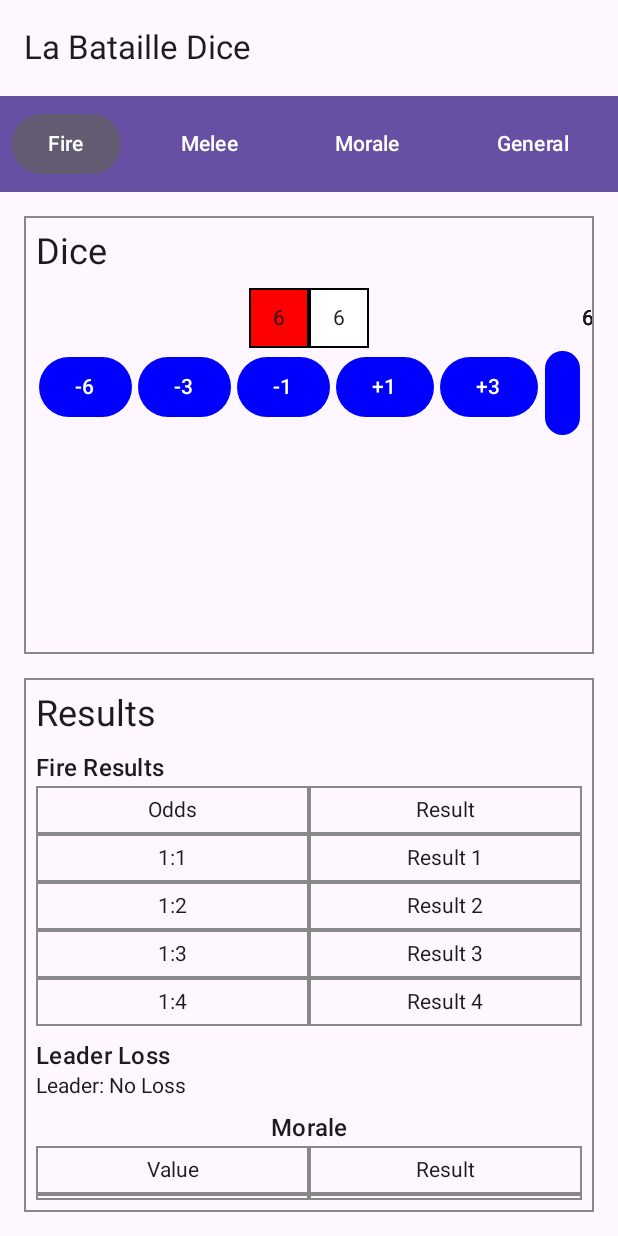
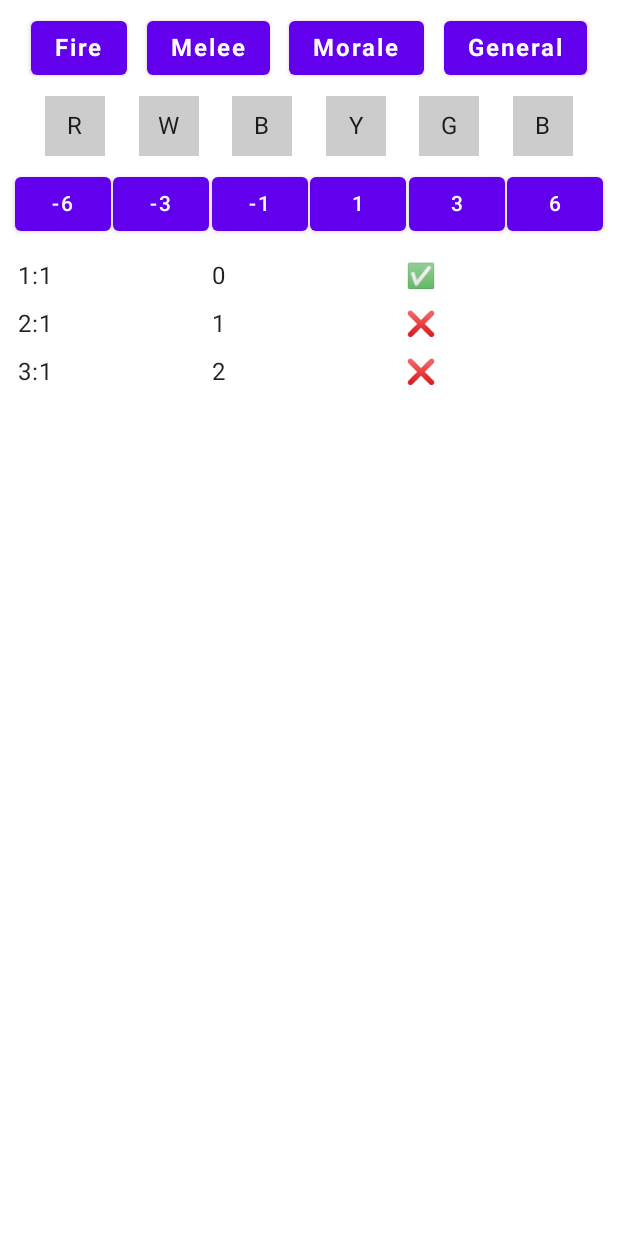
Before and after one commit to jcapuano328/labataille-dice, an Android app built with Jetpack Compose: the screen it shows after launch (MainActivity), on a phone screen of 412 x 824 dp. Run offline under Robolectric (Android 15) with nearby library versions, the phone set to English and light mode, and no system bars.

Commit message:
checkpoint 1

```diff
--- a/app/src/main/java/com/ica/lb_dice/MainActivity.kt
+++ b/app/src/main/java/com/ica/lb_dice/MainActivity.kt
@@ -5,75 +5,95 @@ import androidx.activity.ComponentActivity
 import androidx.activity.compose.setContent
 import androidx.compose.foundation.background
 import androidx.compose.foundation.layout.*
-import androidx.compose.material3.*
-import androidx.compose.runtime.*
+import androidx.compose.foundation.lazy.LazyColumn
+import androidx.compose.foundation.lazy.items
+import androidx.compose.material.Button
+import androidx.compose.material.Text
+import androidx.compose.foundation.layout.Column
+import androidx.compose.foundation.layout.Row
 import androidx.compose.ui.Modifier
+import androidx.compose.foundation.layout.Spacer
+import androidx.compose.runtime.Composable
+import androidx.compose.ui.graphics.Color
+import androidx.compose.ui.text.font.FontWeight
 import androidx.compose.ui.unit.dp
-
-import com.ica.lb_dice.ui.FireScreen
+import androidx.compose.ui.unit.sp
+import androidx.compose.foundation.layout.padding
+import androidx.compose.foundation.layout.fillMaxSize
+import androidx.compose.foundation.layout.fillMaxWidth
+import androidx.compose.foundation.layout.height
+import androidx.compose.foundation.layout.size
+import androidx.compose.foundation.lazy.LazyColumn
+import androidx.compose.foundation.lazy.items
+import androidx.compose.foundation.layout.Box
+import androidx.compose.ui.Alignment
+import androidx.compose.material.MaterialTheme
+import androidx.compose.material.Surface
 
 class MainActivity : ComponentActivity() {
     override fun onCreate(savedInstanceState: Bundle?) {
         super.onCreate(savedInstanceState)
         setContent {
-            MyApp()
+            GameScreen()
         }
     }
 }
 
-@OptIn(ExperimentalMaterial3Api::class)
+
 @Composable
-fun MyApp() {
-    var selectedTab by remember { mutableStateOf(Tab.Fire) }
+fun GameScreen() {
+    MaterialTheme {
+        Surface(modifier = Modifier.fillMaxSize()) {
+            Column(modifier = Modifier.padding(8.dp)) {
+                // Navigation Tabs
+                Row(modifier = Modifier.fillMaxWidth(), horizontalArrangement = Arrangement.SpaceEvenly) {
+                    listOf("Fire", "Melee", "Morale", "General").forEach { tab ->
+                        Button(onClick = { /* Handle Tab Click */ }) {
+                            Text(text = tab, fontSize = 16.sp, fontWeight = FontWeight.Bold)
+                        }
+                    }
+                }
 
-    Scaffold(
-        topBar = {
-            TopAppBar(title = { Text("La Bataille Dice") })
-        }
-    ) { padding ->
-        Column(modifier = Modifier.padding(padding)) {
-            TabRow(selectedTab = selectedTab, onTabSelected = { selectedTab = it })
-            when (selectedTab) {
-                Tab.Fire -> FireScreen()
-                Tab.Melee -> Text("Melee Screen") // Placeholder
-                Tab.Morale -> Text("Morale Screen") // Placeholder
-                Tab.General -> Text("General Screen") // Placeholder
+                Spacer(modifier = Modifier.height(8.dp))
+
+                // Dice Row
+                Row(modifier = Modifier.fillMaxWidth(), horizontalArrangement = Arrangement.SpaceEvenly) {
+                    listOf("Red", "White", "Blue", "Yellow", "Green", "Black").forEach { color ->
+                        Box(modifier = Modifier.size(40.dp).background(Color.LightGray)) {
+                            // Placeholder for Dice Images
+                            Text(text = color.first().toString(), modifier = Modifier.align(Alignment.Center))
+                        }
+                    }
+                }
+
+                Spacer(modifier = Modifier.height(8.dp))
+
+                // Modifiers Row
+                Row(modifier = Modifier.fillMaxWidth(), horizontalArrangement = Arrangement.SpaceEvenly) {
+                    listOf(-6, -3, -1, 1, 3, 6).forEach { mod ->
+                        Button(onClick = { /* Apply Modifier */ }) {
+                            Text(text = mod.toString())
+                        }
+                    }
+                }
+
+                Spacer(modifier = Modifier.height(8.dp))
+
+                // Results Table
+                LazyColumn(modifier = Modifier.fillMaxWidth()) {
+                    items(listOf(
+                        Triple("1:1", "0", "✅"),
+                        Triple("2:1", "1", "❌"),
+                        Triple("3:1", "2", "❌")
+                    )) { (odds, result, morale) ->
+                        Row(modifier = Modifier.fillMaxWidth().padding(4.dp)) {
+                            Text(text = odds, modifier = Modifier.weight(1f))
+                            Text(text = result, modifier = Modifier.weight(1f))
+                            Text(text = morale, modifier = Modifier.weight(1f))
+                        }
+                    }
+                }
             }
         }
     }
 }
-
-enum class Tab {
-    Fire, Melee, Morale, General
-}
-
-@Composable
-fun TabRow(selectedTab: Tab, onTabSelected: (Tab) -> Unit) {
-    Row(
-        modifier = Modifier
-            .fillMaxWidth()
-            .background(MaterialTheme.colorScheme.primary),
-        horizontalArrangement = Arrangement.SpaceEvenly
-    ) {
-        TabButton(text = "Fire", isSelected = selectedTab == Tab.Fire, onClick = { onTabSelected(Tab.Fire) })
-        TabButton(text = "Melee", isSelected = selectedTab == Tab.Melee, onClick = { onTabSelected(Tab.Melee) })
-        TabButton(text = "Morale", isSelected = selectedTab == Tab.Morale, onClick = { onTabSelected(Tab.Morale) })
-        TabButton(text = "General", isSelected = selectedTab == Tab.General, onClick = { onTabSelected(Tab.General) })
-    }
-}
-
-@Composable
-fun TabButton(text: String, isSelected: Boolean, onClick: () -> Unit) {
-    Button(
-        onClick = onClick,
-        modifier = Modifier
-            .padding(8.dp),
-        colors = if (isSelected) {
-            ButtonDefaults.buttonColors(containerColor = MaterialTheme.colorScheme.secondary)
-        } else {
-            ButtonDefaults.buttonColors(containerColor = MaterialTheme.colorScheme.primary)
-        }
-    ) {
-        Text(text = text)
-    }
-}
--- a/app/src/main/java/com/ica/lb_dice/ui/DiceSet.kt
+++ /dev/null
@@ -1,67 +0,0 @@
-package com.ica.lb_dice.ui
-
-import androidx.compose.foundation.background
-import androidx.compose.foundation.border
-import androidx.compose.foundation.layout.Box
-import androidx.compose.foundation.layout.Column
-import androidx.compose.foundation.layout.Row
-import androidx.compose.foundation.layout.padding
-import androidx.compose.foundation.layout.size
-import androidx.compose.material3.Button
-import androidx.compose.material3.ButtonDefaults
-import androidx.compose.material3.Text
-import androidx.compose.runtime.Composable
-import androidx.compose.ui.Alignment
-import androidx.compose.ui.Modifier
-import androidx.compose.ui.graphics.Color
-import androidx.compose.ui.unit.dp
-
-@Composable
-fun DiceSet(
-    diceColors: List<Color>,
-    modifierButtonsColor: Color,
-    hasRollButton: Boolean = false,
-) {
-    Column(horizontalAlignment = Alignment.CenterHorizontally) {
-        Row {
-            diceColors.forEach { color ->
-                Die(color = color)
-            }
-        }
-        if (hasRollButton) {
-            Button(onClick = { /*TODO*/ }) {
-                Text(text = "Dice Roll")
-            }
-        } else {
-            DiceModifierRow(buttonsColor = modifierButtonsColor)
-        }
-    }
-}
-
-@Composable
-fun Die(color: Color) {
-    Box(
-        modifier = Modifier
-            .size(40.dp)
-            .border(1.dp, Color.Black)
-            .background(color),
-        contentAlignment = Alignment.Center
-    ) {
-        Text(text = "6")
-    }
-}
-
-@Composable
-fun DiceModifierRow(buttonsColor: Color) {
-    Row {
-        listOf("-6", "-3", "-1", "+1", "+3", "+6").forEach { modifier ->
-            Button(
-                onClick = { /*TODO*/ },
-                colors = ButtonDefaults.buttonColors(containerColor = buttonsColor),
-                modifier = Modifier.padding(2.dp)
-            ) {
-                Text(text = modifier, color = Color.White)
-            }
-        }
-    }
-}
--- a/app/src/main/java/com/ica/lb_dice/ui/FireScreen.kt
+++ /dev/null
@@ -1,80 +0,0 @@
-package com.ica.lb_dice.ui
-
-import androidx.compose.foundation.border
-import androidx.compose.foundation.layout.*
-import androidx.compose.material3.MaterialTheme
-import androidx.compose.material3.Text
-import androidx.compose.runtime.Composable
-import androidx.compose.ui.Modifier
-import androidx.compose.ui.graphics.Color
-import androidx.compose.ui.unit.dp
-
-@Composable
-fun FireScreen() {
-    Column(
-        modifier = Modifier
-            .fillMaxSize()
-            .padding(16.dp)
-    ) {
-        DiceSection()
-        Spacer(modifier = Modifier.height(16.dp))
-        ResultsSection() {
-            FireResultsTable()
-        }
-    }
-}
-
-@Composable
-fun DiceSection() {
-    Column(
-        modifier = Modifier
-            .fillMaxWidth()
-            .border(1.dp, Color.Gray)
-            .padding(8.dp)
-    ) {
-        Text("Dice", style = MaterialTheme.typography.headlineSmall)
-        Spacer(modifier = Modifier.height(8.dp))
-        Row(
-            modifier = Modifier
-                .fillMaxWidth(),
-            horizontalArrangement = Arrangement.SpaceAround
-        ) {
-            DiceSet(
-                diceColors = listOf(Color.Red, Color.White),
-                modifierButtonsColor = Color.Blue
-            )
-            DiceSet(
-                diceColors = listOf(Color.Blue, Color.Yellow, Color.Green),
-                modifierButtonsColor = Color.Blue,
-                hasRollButton = true,
-            )
-            DiceSet(
-                diceColors = listOf(Color.Black, Color.Black),
-                modifierButtonsColor = Color.Magenta
-            )
-        }
-    }
-}
-@Composable
-fun FireResultsTable() {
-    Column(modifier = Modifier.fillMaxWidth()) {
-        Text(text = "Fire Results", style = MaterialTheme.typography.titleMedium)
-        Row(Modifier.fillMaxWidth()) {
-            TableCell(text = "Odds", modifier = Modifier.weight(0.5f))
-            TableCell(text = "Result", modifier = Modifier.weight(0.5f))
-        }
-        // Placeholder data
-        val fireResults = listOf(
-            Pair("1:1", "Result 1"),
-            Pair("1:2", "Result 2"),
-            Pair("1:3", "Result 3"),
-            Pair("1:4", "Result 4")
-        )
-        fireResults.forEach { result ->
-            Row(Modifier.fillMaxWidth()) {
-                TableCell(text = result.first, modifier = Modifier.weight(0.5f))
-                TableCell(text = result.second, modifier = Modifier.weight(0.5f))
-            }
-        }
-    }
-}
--- a/app/src/main/java/com/ica/lb_dice/ui/Results.kt
+++ /dev/null
@@ -1,77 +0,0 @@
-package com.ica.lb_dice.ui
-
-import androidx.compose.foundation.border
-import androidx.compose.foundation.layout.Column
-import androidx.compose.foundation.layout.Row
-import androidx.compose.foundation.layout.Spacer
-import androidx.compose.foundation.layout.fillMaxWidth
-import androidx.compose.foundation.layout.height
-import androidx.compose.foundation.layout.padding
-import androidx.compose.material3.MaterialTheme
-import androidx.compose.material3.Text
-import androidx.compose.runtime.Composable
-import androidx.compose.ui.Modifier
-import androidx.compose.ui.graphics.Color
-import androidx.compose.ui.text.style.TextAlign
-import androidx.compose.ui.unit.dp
-
-@Composable
-fun ResultsSection(combatResults: @Composable () -> Unit) {
-    Column(
-        modifier = Modifier
-            .fillMaxWidth()
-            .border(1.dp, Color.Gray)
-            .padding(8.dp)
-    ) {
-        Text("Results", style = MaterialTheme.typography.headlineSmall)
-        Spacer(modifier = Modifier.height(8.dp))
-        combatResults()
-        Spacer(modifier = Modifier.height(8.dp))
-        LeaderLossDisplay()
-        Spacer(modifier = Modifier.height(8.dp))
-        MoraleResultsTable()
-    }
-}
-
-@Composable
-fun LeaderLossDisplay() {
-    Column(modifier = Modifier.fillMaxWidth()) {
-        Text(text = "Leader Loss", style = MaterialTheme.typography.titleMedium)
-        // Placeholder for Leader Loss information
-        Text(text = "Leader: No Loss")
-    }
-}
-
-@Composable
-fun MoraleResultsTable() {
-    Column(modifier = Modifier.fillMaxWidth()) {
-        Text(text = "Morale", style = MaterialTheme.typography.titleMedium, textAlign = TextAlign.Center, modifier = Modifier.fillMaxWidth())
-        Row(Modifier.fillMaxWidth()) {
-            TableCell(text = "Value", modifier = Modifier.weight(0.5f))
-            TableCell(text = "Result", modifier = Modifier.weight(0.5f))
-        }
-        // Placeholder data
-        val moraleResults = listOf(
-            Pair("1", "Pass"),
-            Pair("2", "Fail"),
-            Pair("3", "Pass")
-        )
-        moraleResults.forEach { result ->
-            Row(Modifier.fillMaxWidth()) {
-                TableCell(text = result.first, modifier = Modifier.weight(0.5f))
-                TableCell(text = result.second, modifier = Modifier.weight(0.5f))
-            }
-        }
-    }
-}
-
-@Composable
-fun TableCell(text: String, modifier: Modifier) {
-    Text(
-        text = text,
-        modifier = modifier
-            .border(1.dp, Color.Gray)
-            .padding(8.dp),
-        textAlign = TextAlign.Center
-    )
-}
```
Also changed, not shown: app/build.gradle.kts (+5 -4 lines).
